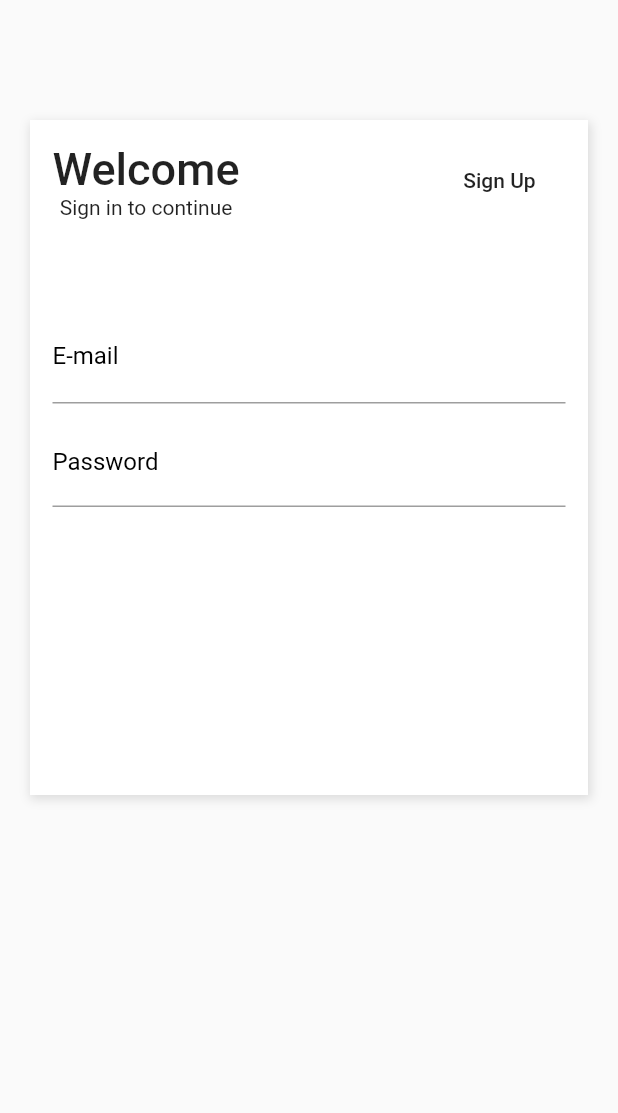
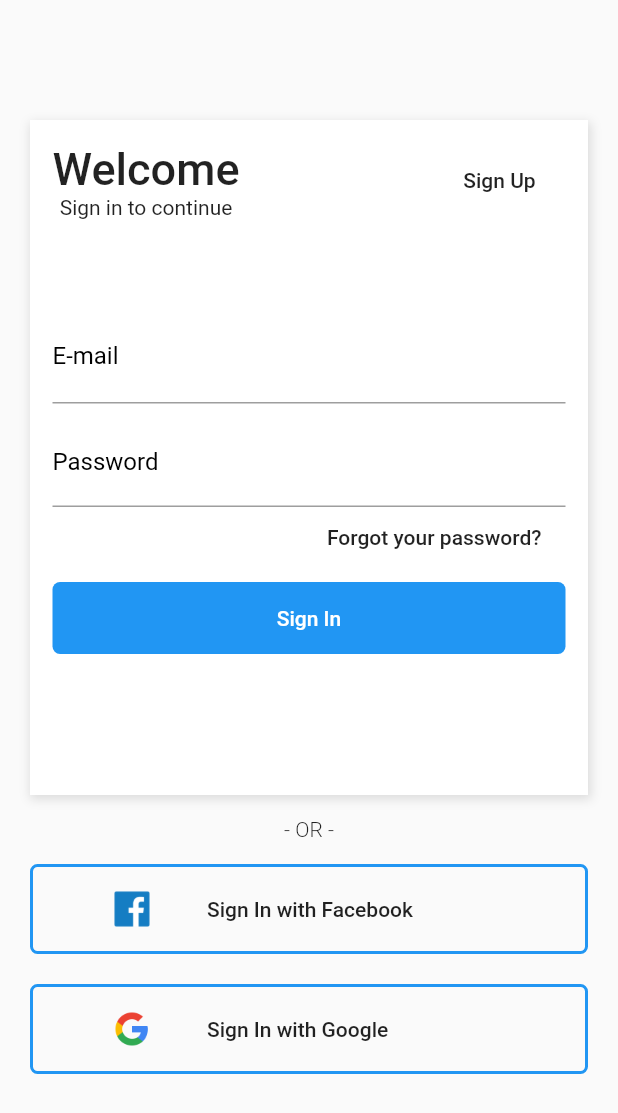
Before and after one commit to wandealves/Flutter_eshop_layout, a Flutter app: the screen it shows after launch, on a phone screen of 412 x 824 dp. Shown: the top 1113 px of the screen. Run offline on Flutter 3.47's test engine with Material 2 defaults, Android fonts, the phone set to English and light mode, and no system bars.

Commit message:
Adição das imagens

```diff
--- a/eshop/lib/pages/login.page.dart
+++ b/eshop/lib/pages/login.page.dart
@@ -83,11 +83,106 @@ class LoginPage extends StatelessWidget {
                         ),
                       ),
                     ),
+                    Container(
+                      height: 40,
+                      alignment: Alignment.centerRight,
+                      child: FlatButton(
+                        child: Text("Forgot your password?"),
+                        onPressed: () {},
+                      ),
+                    ),
                     SizedBox(
                       height: 10,
                     ),
+                    Container(
+                      decoration: BoxDecoration(
+                        color: Colors.blue,
+                        borderRadius: BorderRadius.all(
+                          Radius.circular(5),
+                        ),
+                      ),
+                      child: FlatButton(
+                        child: Text(
+                          "Sign In",
+                          style: TextStyle(
+                            color: Colors.white,
+                          ),
+                        ),
+                        onPressed: () {},
+                      ),
+                    ),
                   ],
                 ),
+              ),
+            ),
+            Container(
+              padding: EdgeInsets.only(
+                top: 15,
+                bottom: 15,
+              ),
+              child: Text(
+                "- OR -",
+                style: TextStyle(
+                  fontSize: 14,
+                  fontWeight: FontWeight.w300,
+                ),
+              ),
+            ),
+            Container(
+              width: double.infinity,
+              height: 60,
+              decoration: BoxDecoration(
+                border: Border.all(
+                  width: 2.0,
+                  color: Colors.blue,
+                ),
+                borderRadius: BorderRadius.all(
+                  Radius.circular(5),
+                ),
+              ),
+              child: FlatButton(
+                child: Row(
+                  children: <Widget>[
+                    Container(
+                      height: 24,
+                      width: 100,
+                      child: Image.asset(
+                        "assets/facebook.png",
+                      ),
+                    ),
+                    Text("Sign In with Facebook"),
+                  ],
+                ),
+                onPressed: () {},
+              ),
+            ),
+            SizedBox(height: 20,),
+            Container(
+              width: double.infinity,
+              height: 60,
+              decoration: BoxDecoration(
+                border: Border.all(
+                  width: 2.0,
+                  color: Colors.blue,
+                ),
+                borderRadius: BorderRadius.all(
+                  Radius.circular(5),
+                ),
+              ),
+              child: FlatButton(
+                child: Row(
+                  children: <Widget>[
+                    Container(
+                      height: 24,
+                      width: 100,
+                      child: Image.asset(
+                        "assets/google.png",
+                      ),
+                    ),
+                    Text("Sign In with Google"),
+                  ],
+                ),
+                onPressed: () {},
               ),
             ),
           ],
```
Also changed, not shown: eshop/pubspec.yaml (+18 -0 lines), eshop/assets/Icon_Devices.png (added), eshop/assets/Icon_Gadgets.png (added), eshop/assets/Icon_Gaming.png (added), eshop/assets/Icon_Mens_Shoe.png (added), eshop/assets/Icon_Womens_Shoe.png (added), eshop/assets/facebook.png (added), eshop/assets/google.png (added), eshop/assets/product-1.png (added), eshop/assets/product-10.png (added), eshop/assets/product-2.png (added), eshop/assets/product-3.png (added), eshop/assets/product-4.png (added), eshop/assets/product-5.png (added), 4 more files, 1 other file.
